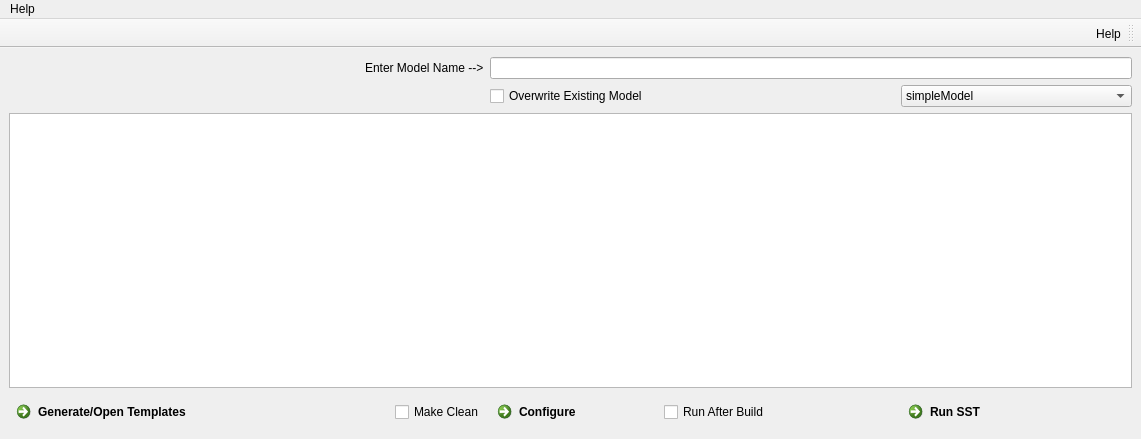
Above: sstGUI.ui from lpsmodsimteam/sst-config-gui before the change. Below: the same form after it.
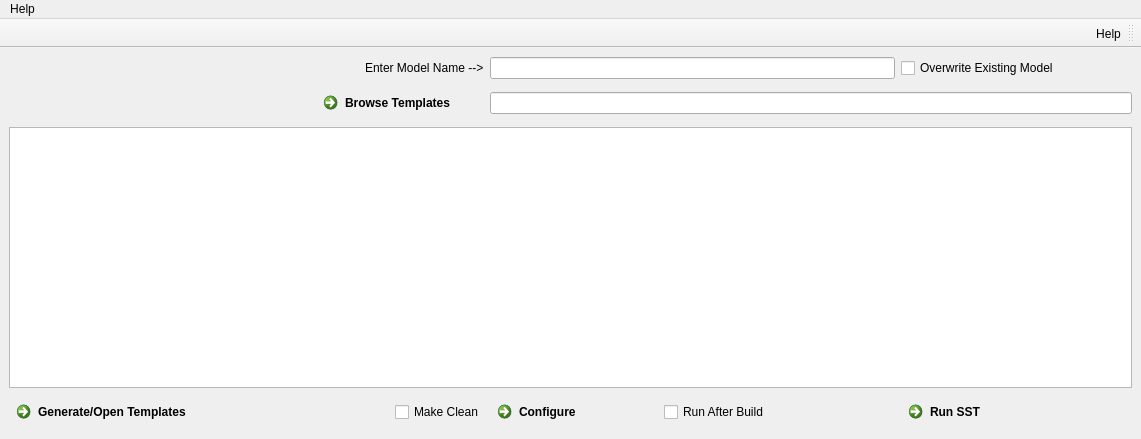
That is the form after the change. Icons and pictures are not drawn.

Commit message: Template Browser instead of dropdown; Changed <model#1> to <model> since the template file allows for multiple file names

Diff of the .ui file:
```diff
--- a/sstGUI.ui
+++ b/sstGUI.ui
@@ -34,13 +34,6 @@
         </property>
        </widget>
       </item>
-      <item row="0" column="3" colspan="3">
-       <widget class="QLineEdit" name="modelName">
-        <property name="toolTip">
-         <string>&lt;html&gt;&lt;head/&gt;&lt;body&gt;&lt;p&gt;&lt;span style=&quot; color:#000000;&quot;&gt;Type in the name of your new model. The tool will not proceed if this box is empty.&lt;/span&gt;&lt;/p&gt;&lt;/body&gt;&lt;/html&gt;</string>
-        </property>
-       </widget>
-      </item>
       <item row="2" column="0" colspan="6">
        <widget class="QPlainTextEdit" name="info">
         <property name="readOnly">
@@ -116,7 +109,14 @@
         </property>
        </widget>
       </item>
-      <item row="1" column="3">
+      <item row="0" column="3" colspan="2">
+       <widget class="QLineEdit" name="modelName">
+        <property name="toolTip">
+         <string>&lt;html&gt;&lt;head/&gt;&lt;body&gt;&lt;p&gt;&lt;span style=&quot; color:#000000;&quot;&gt;Type in the name of your new model. The tool will not proceed if this box is empty.&lt;/span&gt;&lt;/p&gt;&lt;/body&gt;&lt;/html&gt;</string>
+        </property>
+       </widget>
+      </item>
+      <item row="0" column="5">
        <widget class="QCheckBox" name="overwrite">
         <property name="toolTip">
          <string>&lt;html&gt;&lt;head/&gt;&lt;body&gt;&lt;p&gt;&lt;span style=&quot; color:#000000;&quot;&gt;If this box is checked any model with the same name will be overwritten&lt;/span&gt;&lt;/p&gt;&lt;/body&gt;&lt;/html&gt;</string>
@@ -126,13 +126,18 @@
         </property>
        </widget>
       </item>
-      <item row="1" column="5">
-       <widget class="QComboBox" name="templateType">
-        <item>
-         <property name="text">
-          <string>simpleModel</string>
-         </property>
-        </item>
+      <item row="1" column="2" alignment="Qt::AlignRight">
+       <widget class="QCommandLinkButton" name="browse">
+        <property name="text">
+         <string>Browse Templates</string>
+        </property>
+       </widget>
+      </item>
+      <item row="1" column="3" colspan="3">
+       <widget class="QLineEdit" name="templateType">
+        <property name="readOnly">
+         <bool>false</bool>
+        </property>
        </widget>
       </item>
      </layout>
```
The commit also changes 7 other files.
